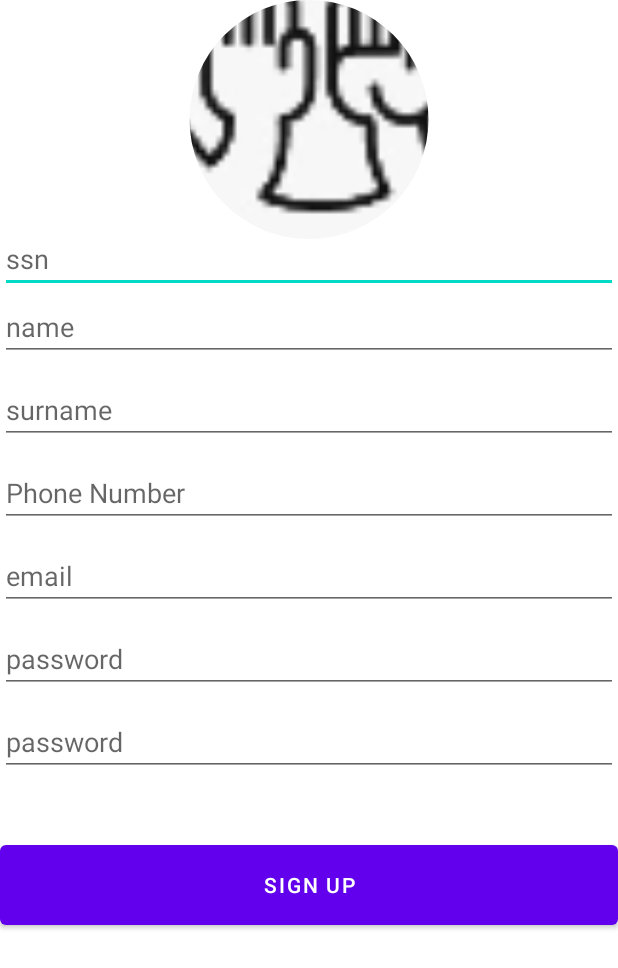
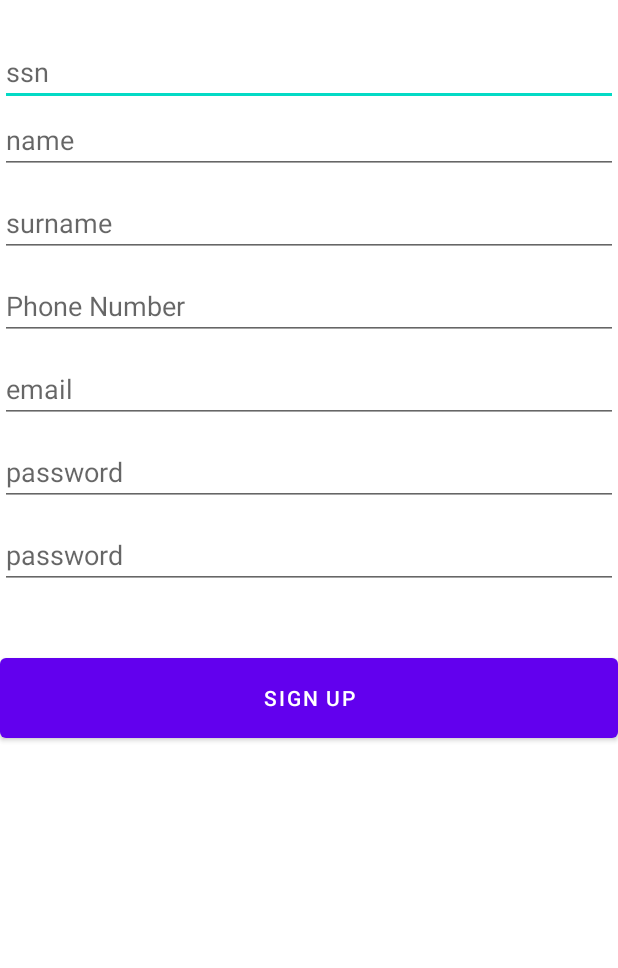
Before and after one commit to ezelK/HELPER, an Android app: the layout register.xml on its own in the app's theme, with its tools: preview values and no code run, on a phone screen of 412 x 824 dp. Shown: the top 968 px of the screen. Run offline under Robolectric (Android 15) with nearby library versions, the phone set to English and light mode, and no system bars; plain views replace MaterialEditText.

Commit message:
Initial commit

```diff
--- a/app/src/main/AndroidManifest.xml
+++ b/app/src/main/AndroidManifest.xml
@@ -1,6 +1,8 @@
 <?xml version="1.0" encoding="utf-8"?>
 <manifest xmlns:android="http://schemas.android.com/apk/res/android"
     package="com.example.helper">
+
+    <uses-permission android:name="android.permission.INTERNET" />
 
     <application
         android:allowBackup="true"
@@ -9,6 +11,9 @@
         android:roundIcon="@mipmap/ic_launcher_round"
         android:supportsRtl="true"
         android:theme="@style/Theme.HELPER">
+        <activity
+            android:name=".MainActivity"
+            android:exported="true" />
         <activity
             android:name=".NavBar"
             android:exported="true" />
--- a/app/src/main/res/layout/login.xml
+++ b/app/src/main/res/layout/login.xml
@@ -31,10 +31,9 @@
         android:id="@+id/txtLoginEmail"
         android:layout_width="match_parent"
         android:layout_height="wrap_content"
-        android:layout_marginTop="40dp"
+        android:layout_marginTop="84dp"
         android:hint="email"
         android:inputType="textEmailAddress"
-        app:floatingLabel="normal"
         app:layout_constraintTop_toBottomOf="@+id/startImg"
         tools:ignore="MissingConstraints"
         tools:layout_editor_absoluteX="0dp" />
@@ -45,7 +44,6 @@
         android:layout_height="wrap_content"
         android:hint="password"
         android:inputType="textPassword"
-        app:floatingLabel="normal"
         android:layout_marginTop="10dp"
         app:layout_constraintTop_toBottomOf="@+id/txtLoginEmail"
         />
--- a/app/src/main/res/layout/register.xml
+++ b/app/src/main/res/layout/register.xml
@@ -8,22 +8,12 @@
     tools:context=".Register">
 
 
-    <de.hdodenhof.circleimageview.CircleImageView
-        android:id="@+id/startImg"
-        android:layout_width="match_parent"
-        android:layout_height="159dp"
-        android:src="@mipmap/helper"
-        app:layout_constraintEnd_toEndOf="parent"
-        app:layout_constraintStart_toStartOf="parent"
-        app:layout_constraintTop_toTopOf="parent"
-        tools:ignore="MissingConstraints" />
-
     <LinearLayout
         android:id="@+id/LinearLayout"
         android:layout_width="match_parent"
         android:layout_height="wrap_content"
         android:layout_alignParentTop="true"
-        android:layout_marginTop="150dp"
+        android:layout_marginTop="25dp"
         android:orientation="vertical">
 
         <com.rengwuxian.materialedittext.MaterialEditText
@@ -31,12 +21,7 @@
             android:layout_width="match_parent"
             android:layout_height="wrap_content"
             android:hint="ssn"
-            android:inputType="number"
-            app:floatingLabel="normal"
-            app:layout_constraintEnd_toEndOf="parent"
-            app:layout_constraintStart_toStartOf="parent"
-            tools:ignore="MissingConstraints"
-            tools:layout_editor_absoluteY="130dp" />
+            android:inputType="number" />
 
         <com.rengwuxian.materialedittext.MaterialEditText
             android:id="@+id/txtRegisterName"
@@ -44,10 +29,8 @@
             android:layout_height="wrap_content"
             android:hint="name"
             android:inputType="textPersonName"
-            app:floatingLabel="normal"
             app:layout_constraintEnd_toEndOf="parent"
             app:layout_constraintStart_toStartOf="parent"
-            app:layout_constraintTop_toBottomOf="@+id/txtRegisterSsn"
             tools:ignore="MissingConstraints" />
 
         <com.rengwuxian.materialedittext.MaterialEditText
@@ -57,11 +40,8 @@
             android:layout_marginTop="10dp"
             android:hint="surname"
             android:inputType="textPersonName"
-            app:floatingLabel="normal"
             app:layout_constraintEnd_toEndOf="parent"
-            app:layout_constraintStart_toStartOf="parent"
-            app:layout_constraintTop_toBottomOf="@+id/txtRegisterName"
-            tools:ignore="MissingConstraints" />
+            app:layout_constraintStart_toStartOf="parent" />
 
         <com.rengwuxian.materialedittext.MaterialEditText
             android:id="@+id/txtRegisterPhone"
@@ -69,12 +49,7 @@
             android:layout_height="wrap_content"
             android:layout_marginTop="10dp"
             android:hint="Phone Number"
-            android:inputType="number"
-            app:floatingLabel="normal"
-            app:layout_constraintEnd_toEndOf="parent"
-            app:layout_constraintStart_toStartOf="parent"
-            app:layout_constraintTop_toBottomOf="@+id/txtRegisterEmail"
-            tools:ignore="MissingConstraints" />
+            android:inputType="number" />
 
         <com.rengwuxian.materialedittext.MaterialEditText
             android:id="@+id/txtRegisterEmail"
@@ -82,12 +57,7 @@
             android:layout_height="wrap_content"
             android:layout_marginTop="10dp"
             android:hint="email"
-            android:inputType="textEmailAddress"
-            app:floatingLabel="normal"
-            app:layout_constraintEnd_toEndOf="parent"
-            app:layout_constraintStart_toStartOf="parent"
-            app:layout_constraintTop_toBottomOf="@+id/txtRegisterSurname"
-            tools:ignore="MissingConstraints" />
+            android:inputType="textEmailAddress" />
 
         <com.rengwuxian.materialedittext.MaterialEditText
             android:id="@+id/txtRegisterPassword"
@@ -95,10 +65,7 @@
             android:layout_height="wrap_content"
             android:layout_marginTop="10dp"
             android:hint="password"
-            android:inputType="textPassword"
-            app:floatingLabel="normal"
-            app:layout_constraintTop_toBottomOf="@+id/txtRegisterPhone"
-            tools:ignore="MissingConstraints,UnknownId" />
+            android:inputType="textPassword" />
 
         <com.rengwuxian.materialedittext.MaterialEditText
             android:id="@+id/txtRegisterConfirmPassword"
@@ -106,15 +73,12 @@
             android:layout_height="wrap_content"
             android:layout_marginTop="10dp"
             android:hint="password"
-            android:inputType="textPassword"
-            app:floatingLabel="normal"
-            app:layout_constraintTop_toBottomOf="@+id/txtRegisterPassword"
-            tools:ignore="MissingConstraints" />
+            android:inputType="textPassword" />
 
     </LinearLayout>
 
     <Button
-        android:id="@+id/btnRegisterSignUp"
+        android:id="@+id/btnSignUp"
         android:layout_width="match_parent"
         android:layout_height="65dp"
         android:layout_below="@+id/LinearLayout"
```
Also changed, not shown: app/build.gradle (+19 -9 lines), app/src/main/java/com/example/helper/Register.java (+3 -9 lines).
